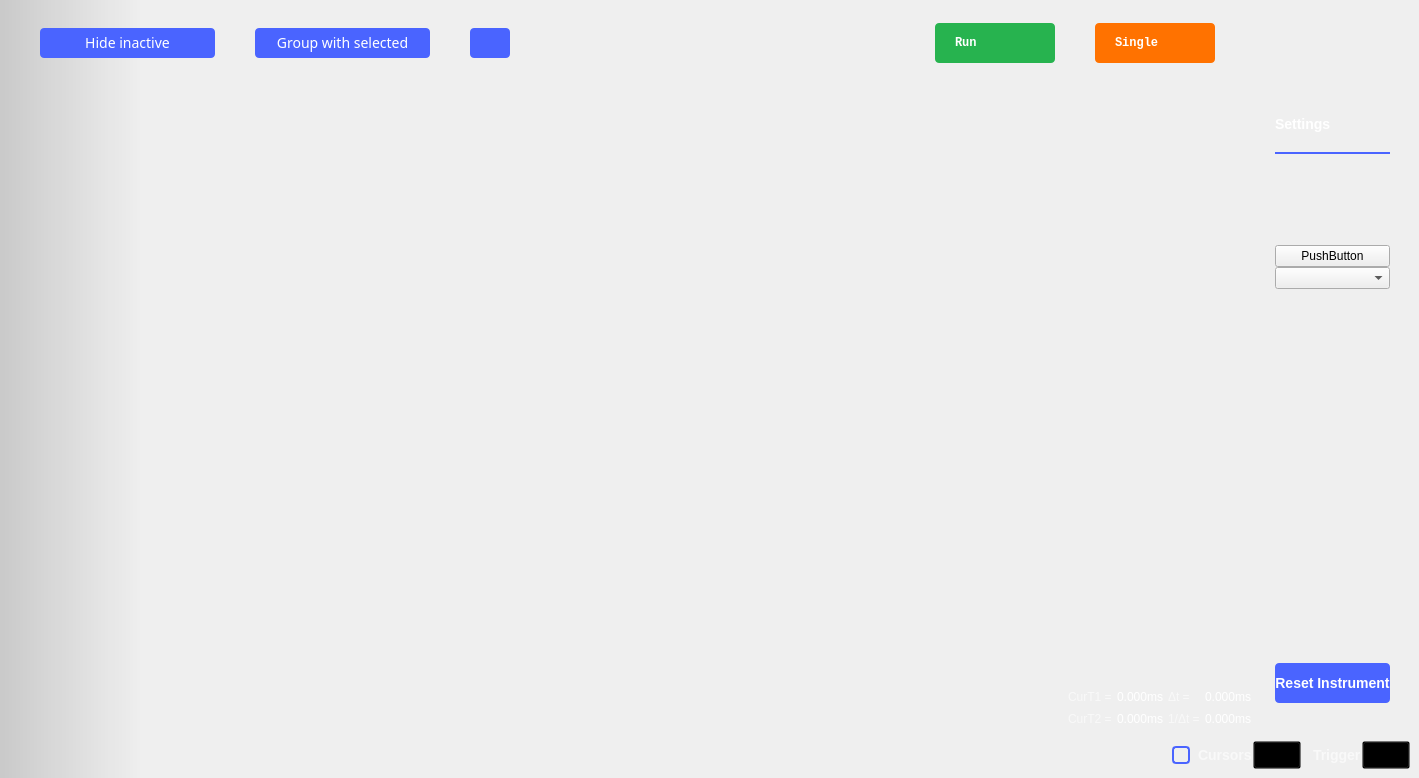
The window that ui/logic_analyzer.ui (analogdevicesinc/scopy) describes before a commit, drawn with Qt 5.
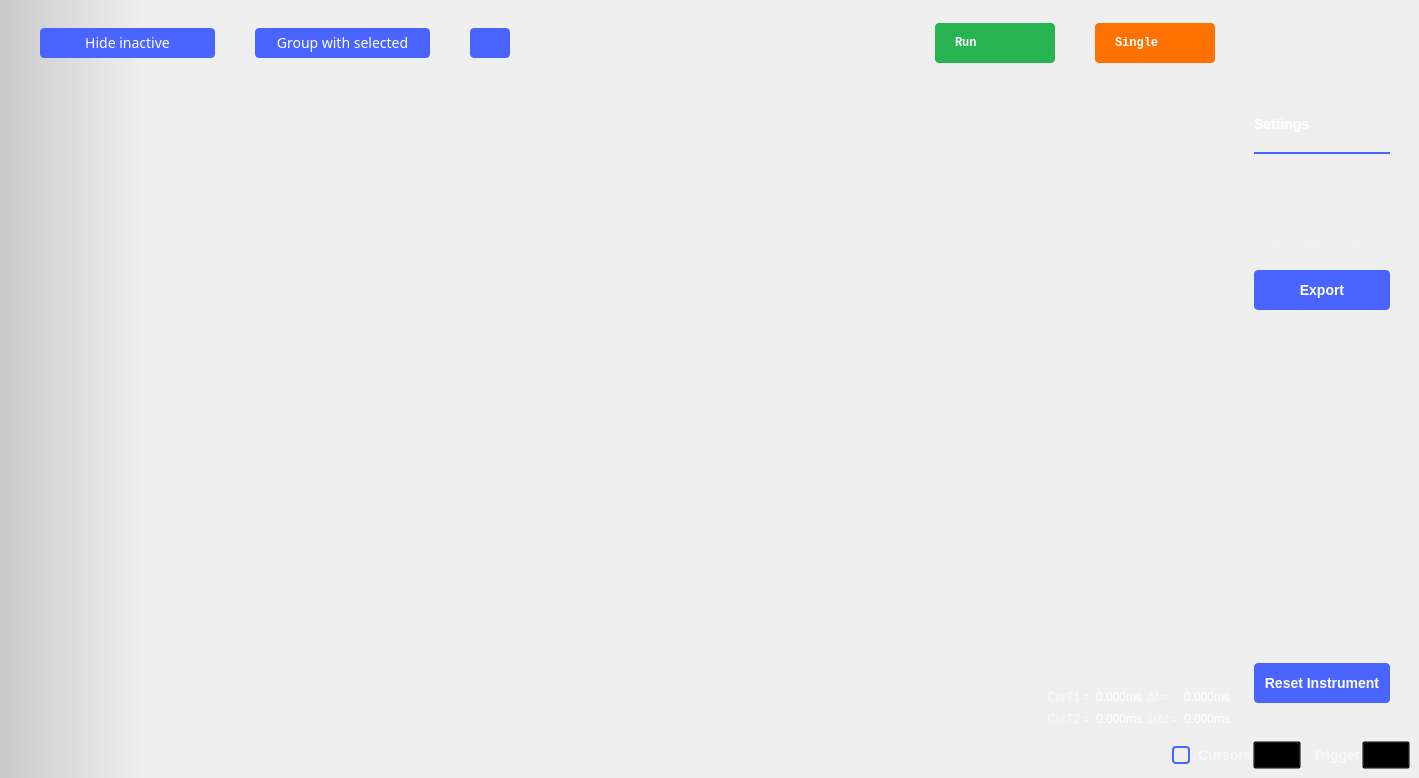
The same window after the commit. Icons and pictures are not drawn. Custom widgets are drawn as their Qt base class.

Commit message:
Logic Analyzer: Functional export feature.
Remove format selection from the UI. Allow the format selection
in the file dialog. For the moment, use formats detected by sigrok.

Patch:
```diff
--- a/ui/logic_analyzer.ui
+++ b/ui/logic_analyzer.ui
@@ -1501,21 +1501,87 @@
                   </property>
                  </spacer>
                 </item>
+                <item>
+                 <spacer name="verticalSpacer">
+                  <property name="orientation">
+                   <enum>Qt::Vertical</enum>
+                  </property>
+                  <property name="sizeType">
+                   <enum>QSizePolicy::Fixed</enum>
+                  </property>
+                  <property name="sizeHint" stdset="0">
+                   <size>
+                    <width>20</width>
+                    <height>20</height>
+                   </size>
+                  </property>
+                 </spacer>
+                </item>
                 <item>
                  <layout class="QVBoxLayout" name="verticalLayout_5">
+                  <property name="spacing">
+                   <number>20</number>
+                  </property>
                   <property name="topMargin">
-                   <number>50</number>
+                   <number>20</number>
                   </property>
+                  <item>
+                   <layout class="QHBoxLayout" name="horizontalLayout_3">
+                    <property name="topMargin">
+                     <number>0</number>
+                    </property>
+                    <item>
+                     <widget class="QLabel" name="label_6">
+                      <property name="styleSheet">
+                       <string notr="true">QLabel {
+opacity: 0.2;
+font-family: Arial;
+font-size: 13px;
+line-height: 14px;
+color: rgba(255,255,255,50);
+}</string>
+                      </property>
+                      <property name="text">
+                       <string>FILE OPERATIONS</string>
+                      </property>
+                     </widget>
+                    </item>
+                    <item>
+                     <widget class="Line" name="line_3">
+                      <property name="sizePolicy">
+                       <sizepolicy hsizetype="Expanding" vsizetype="Fixed">
+                        <horstretch>0</horstretch>
+                        <verstretch>0</verstretch>
+                       </sizepolicy>
+                      </property>
+                      <property name="frameShadow">
+                       <enum>QFrame::Plain</enum>
+                      </property>
+                      <property name="orientation">
+                       <enum>Qt::Horizontal</enum>
+                      </property>
+                     </widget>
+                    </item>
+                   </layout>
+                  </item>
                   <item>
                    <widget class="QPushButton" name="btnExport">
+                    <property name="styleSheet">
+                     <string notr="true">height:40px;
+background-color: #4A64FF;
+border-radius: 4px;
+
+font-family: Arial;
+font-size: 14px;
+font-weight: bold;
+line-height: 16px;
+color: #FFFFFF;</string>
+                    </property>
                     <property name="text">
-                     <string>PushButton</string>
+                     <string>Export</string>
                     </property>
                    </widget>
                   </item>
-                  <item>
-                   <widget class="QComboBox" name="exportCmb"/>
-                  </item>
                  </layout>
                 </item>
                 <item>
```
The commit also changes 5 other files.
